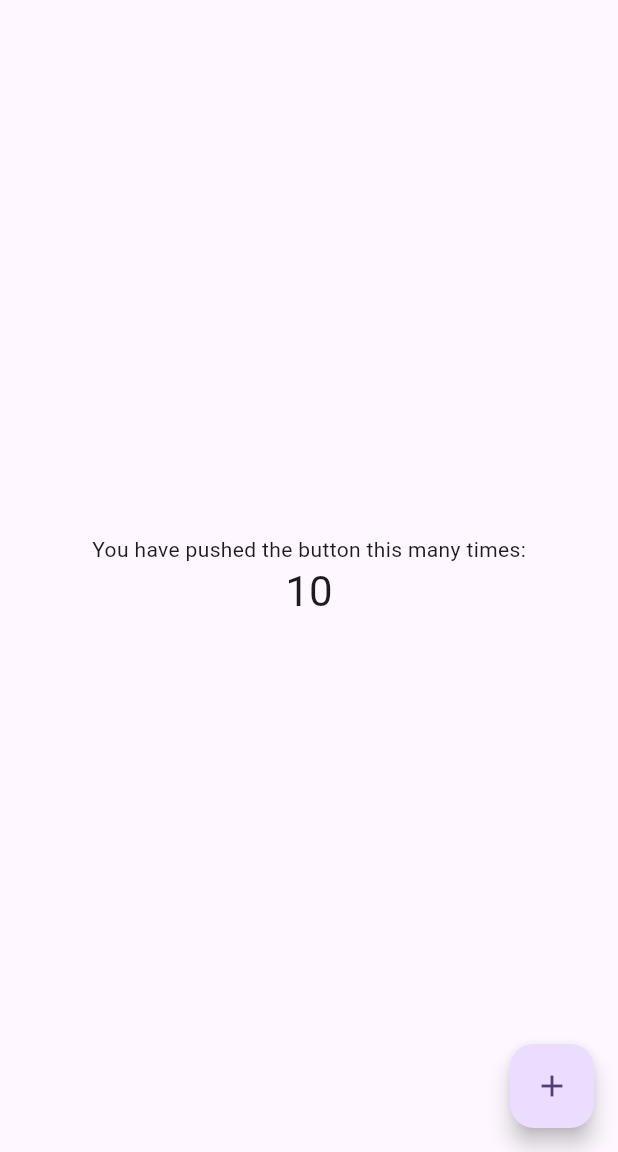
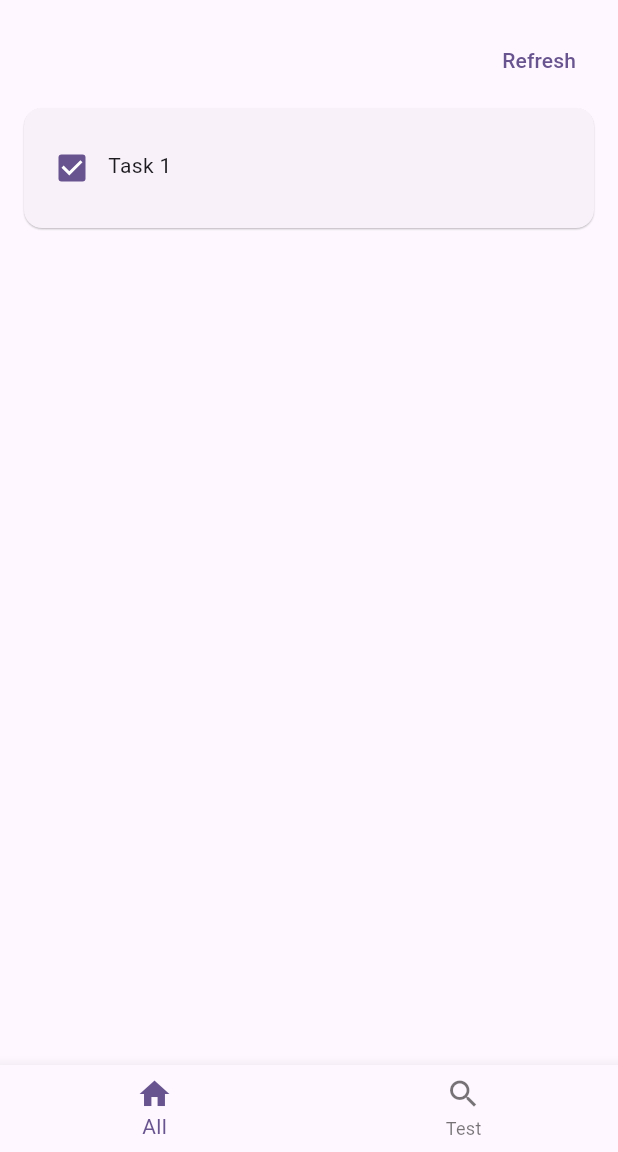
Before and after one commit to rayleigh420/Flutter_Todo_App, a Flutter app: the screen it shows after launch, on a phone screen of 412 x 824 dp, the part 84-1236 px from its top. Run offline on Flutter 3.47's test engine with Material 3 defaults, Android fonts, the phone set to English and light mode, and no system bars.

```diff
--- a/lib/main.dart
+++ b/lib/main.dart
@@ -1,5 +1,6 @@
 import 'package:flutter/material.dart';
 import 'package:todo_app/views/all_tasks_page.dart';
+import 'package:todo_app/views/test.dart';
 
 void main() {
   runApp(const MyApp());
@@ -61,6 +62,12 @@ class MyHomePage extends StatefulWidget {
 
 class _MyHomePageState extends State<MyHomePage> {
   int _counter = 10;
+  int _currentIndex = 0;
+
+  final List<Widget> _tabs = [
+    const AllTasksPage(),
+    const Test(), // Để chứa nội dung của tab "Profile"
+  ];
 
   void _incrementCounter(context) {
     Navigator.pushNamed(context, '/all');
@@ -93,42 +100,28 @@ class _MyHomePageState extends State<MyHomePage> {
         // the App.build method, and use it to set our appbar title.
         title: Text(widget.title),
       ),
-      body: Center(
-        // Center is a layout widget. It takes a single child and positions it
-        // in the middle of the parent.
-        child: Column(
-          // Column is also a layout widget. It takes a list of children and
-          // arranges them vertically. By default, it sizes itself to fit its
-          // children horizontally, and tries to be as tall as its parent.
-          //
-          // Column has various properties to control how it sizes itself and
-          // how it positions its children. Here we use mainAxisAlignment to
-          // center the children vertically; the main axis here is the vertical
-          // axis because Columns are vertical (the cross axis would be
-          // horizontal).
-          //
-          // TRY THIS: Invoke "debug painting" (choose the "Toggle Debug Paint"
-          // action in the IDE, or press "p" in the console), to see the
-          // wireframe for each widget.
-          mainAxisAlignment: MainAxisAlignment.center,
-          children: <Widget>[
-            const Text(
-              'You have pushed the button this many times:',
-            ),
-            Text(
-              '$_counter',
-              style: Theme.of(context).textTheme.headlineMedium,
-            ),
-          ],
-        ),
+      body: IndexedStack(
+        index: _currentIndex,
+        children: _tabs,
       ),
-      floatingActionButton: FloatingActionButton(
-        onPressed: () {
-          Navigator.pushNamed(context, '/all');
+      bottomNavigationBar: BottomNavigationBar(
+        currentIndex: _currentIndex,
+        onTap: (index) {
+          setState(() {
+            _currentIndex = index;
+          });
         },
-        tooltip: 'Increment',
-        child: const Icon(Icons.add),
-      ), // This trailing comma makes auto-formatting nicer for build methods.
+        items: [
+          const BottomNavigationBarItem(
+            icon: Icon(Icons.home),
+            label: 'All',
+          ),
+          const BottomNavigationBarItem(
+            icon: Icon(Icons.search),
+            label: 'Test',
+          ),
+        ],
+      ),
     ));
   }
 }
--- /dev/null
+++ b/lib/views/test.dart
@@ -0,0 +1,16 @@
+import 'package:flutter/material.dart';
+
+class Test extends StatefulWidget {
+  const Test({super.key});
+
+  @override
+  State<Test> createState() => _Test();
+}
+
+class _Test extends State<Test> {
+  @override
+  Widget build(BuildContext context) {
+    // TODO: implement build
+    throw UnimplementedError();
+  }
+}
```
Also changed, not shown: lib/views/add_task_view.dart (deleted, +0 -197 lines).
